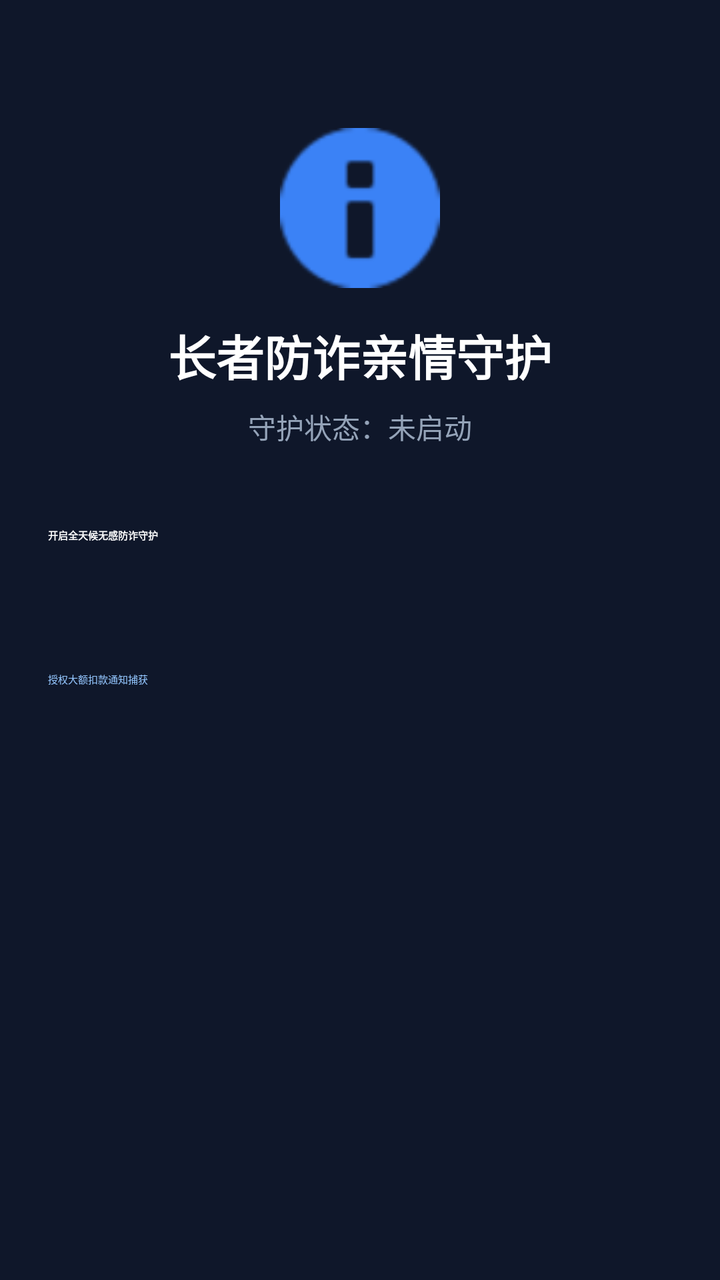
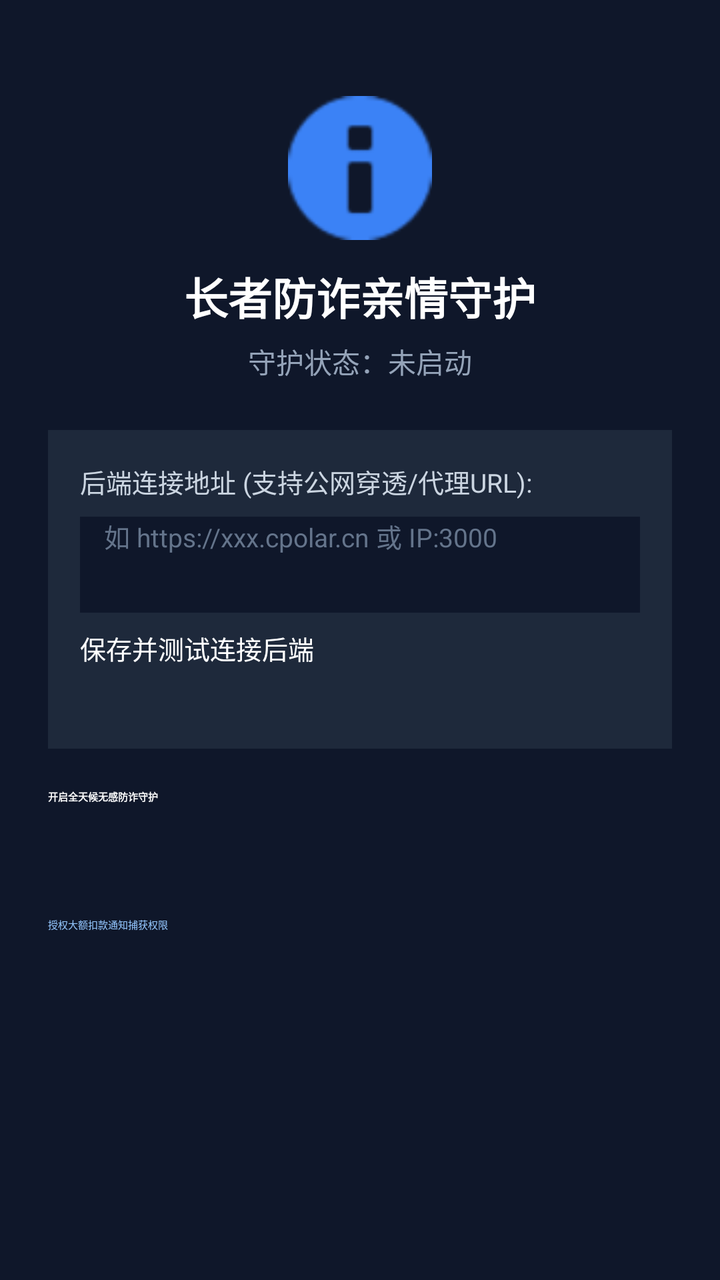

The first picture is an Android layout as it rendered before a commit; the second is the same layout after the commit. The layout source and the unified diff follow.
<!-- AndroidManifest.xml: application theme Theme.AntiFraudGuard -->
<!-- res/layout/activity_main.xml -->
<?xml version="1.0" encoding="utf-8"?>
<LinearLayout xmlns:android="http://schemas.android.com/apk/res/android"
    android:layout_width="match_parent"
    android:layout_height="match_parent"
    android:orientation="vertical"
    android:padding="24dp"
    android:gravity="center_horizontal"
    android:background="#0F172A">

    <ImageView
        android:layout_width="80dp"
        android:layout_height="80dp"
        android:src="@android:drawable/ic_dialog_info"
        android:tint="#3B82F6"
        android:layout_marginTop="40dp" />

    <TextView
        android:layout_width="wrap_content"
        android:layout_height="wrap_content"
        android:text="长者防诈亲情守护"
        android:textColor="#FFFFFF"
        android:textSize="24sp"
        android:textStyle="bold"
        android:layout_marginTop="16dp" />

    <TextView
        android:id="@+id/tv_status"
        android:layout_width="wrap_content"
        android:layout_height="wrap_content"
        android:text="守护状态：未启动"
        android:textColor="#94A3B8"
        android:textSize="14sp"
        android:layout_marginTop="8dp" />

    <Button
        android:id="@+id/btn_start_service"
        android:layout_width="match_parent"
        android:layout_height="56dp"
        android:text="开启全天候无感防诈守护"
        android:backgroundTint="#3B82F6"
        android:textColor="#FFFFFF"
        android:textStyle="bold"
        android:layout_marginTop="40dp" />

    <Button
        android:id="@+id/btn_notification_perm"
        android:layout_width="match_parent"
        android:layout_height="56dp"
        android:text="授权大额扣款通知捕获"
        android:backgroundTint="#1E293B"
        android:textColor="#93C5FD"
        android:layout_marginTop="16dp" />

</LinearLayout>
<!-- resources referenced by this layout -->
<resources>

</resources>

<!-- the commit's change to res/layout/activity_main.xml (unified diff, before → after) -->
@@ -1,54 +1,98 @@
 <?xml version="1.0" encoding="utf-8"?>
-<LinearLayout xmlns:android="http://schemas.android.com/apk/res/android"
+<ScrollView xmlns:android="http://schemas.android.com/apk/res/android"
     android:layout_width="match_parent"
     android:layout_height="match_parent"
-    android:orientation="vertical"
-    android:padding="24dp"
-    android:gravity="center_horizontal"
     android:background="#0F172A">
 
-    <ImageView
-        android:layout_width="80dp"
-        android:layout_height="80dp"
-        android:src="@android:drawable/ic_dialog_info"
-        android:tint="#3B82F6"
-        android:layout_marginTop="40dp" />
+    <LinearLayout
+        android:layout_width="match_parent"
+        android:layout_height="wrap_content"
+        android:orientation="vertical"
+        android:padding="24dp"
+        android:gravity="center_horizontal">
 
-    <TextView
-        android:layout_width="wrap_content"
-        android:layout_height="wrap_content"
-        android:text="长者防诈亲情守护"
-        android:textColor="#FFFFFF"
-        android:textSize="24sp"
-        android:textStyle="bold"
-        android:layout_marginTop="16dp" />
+        <ImageView
+            android:layout_width="72dp"
+            android:layout_height="72dp"
+            android:src="@android:drawable/ic_dialog_info"
+            android:tint="#3B82F6"
+            android:layout_marginTop="24dp" />
 
-    <TextView
-        android:id="@+id/tv_status"
-        android:layout_width="wrap_content"
-        android:layout_height="wrap_content"
-        android:text="守护状态：未启动"
-        android:textColor="#94A3B8"
-        android:textSize="14sp"
-        android:layout_marginTop="8dp" />
+        <TextView
+            android:layout_width="wrap_content"
+            android:layout_height="wrap_content"
+            android:text="长者防诈亲情守护"
+            android:textColor="#FFFFFF"
+            android:textSize="22sp"
+            android:textStyle="bold"
+            android:layout_marginTop="12dp" />
 
-    <Button
-        android:id="@+id/btn_start_service"
-        android:layout_width="match_parent"
-        android:layout_height="56dp"
-        android:text="开启全天候无感防诈守护"
-        android:backgroundTint="#3B82F6"
-        android:textColor="#FFFFFF"
-        android:textStyle="bold"
-        android:layout_marginTop="40dp" />
+        <TextView
+            android:id="@+id/tv_status"
+            android:layout_width="wrap_content"
+            android:layout_height="wrap_content"
+            android:text="守护状态：未启动"
+            android:textColor="#94A3B8"
+            android:textSize="14sp"
+            android:layout_marginTop="6dp" />
 
-    <Button
-        android:id="@+id/btn_notification_perm"
-        android:layout_width="match_parent"
-        android:layout_height="56dp"
-        android:text="授权大额扣款通知捕获"
-        android:backgroundTint="#1E293B"
-        android:textColor="#93C5FD"
-        android:layout_marginTop="16dp" />
+        
+        <LinearLayout
+            android:layout_width="match_parent"
+            android:layout_height="wrap_content"
+            android:orientation="vertical"
+            android:background="#1E293B"
+            android:padding="16dp"
+            android:layout_marginTop="24dp">
 
-</LinearLayout>
+            <TextView
+                android:layout_width="wrap_content"
+                android:layout_height="wrap_content"
+                android:text="后端连接地址 (支持公网穿透/代理URL):"
+                android:textColor="#CBD5E1"
+                android:textSize="13sp" />
+
+            <EditText
+                android:id="@+id/et_server_url"
+                android:layout_width="match_parent"
+                android:layout_height="48dp"
+                android:hint="如 https://xxx.cpolar.cn 或 IP:3000"
+                android:textColor="#FFFFFF"
+                android:textColorHint="#64748B"
+                android:textSize="13sp"
+                android:background="#0F172A"
+                android:paddingHorizontal="12dp"
+                android:layout_marginTop="8dp" />
+
+            <Button
+                android:id="@+id/btn_save_url"
+                android:layout_width="match_parent"
+                android:layout_height="44dp"
+                android:text="保存并测试连接后端"
+                android:backgroundTint="#3B82F6"
+                android:textColor="#FFFFFF"
+                android:textSize="13sp"
+                android:layout_marginTop="8dp" />
+        </LinearLayout>
+
+        <Button
+            android:id="@+id/btn_start_service"
+            android:layout_width="match_parent"
+            android:layout_height="52dp"
+            android:text="开启全天候无感防诈守护"
+            android:backgroundTint="#10B981"
+            android:textColor="#FFFFFF"
+            android:textStyle="bold"
+            android:layout_marginTop="20dp" />
+
+        <Button
+            android:id="@+id/btn_notification_perm"
+            android:layout_width="match_parent"
+            android:layout_height="52dp"
+            android:text="授权大额扣款通知捕获权限"
+            android:backgroundTint="#334155"
+            android:textColor="#93C5FD"
+            android:layout_marginTop="12dp" />
+
+    </LinearLayout>
+</ScrollView>
